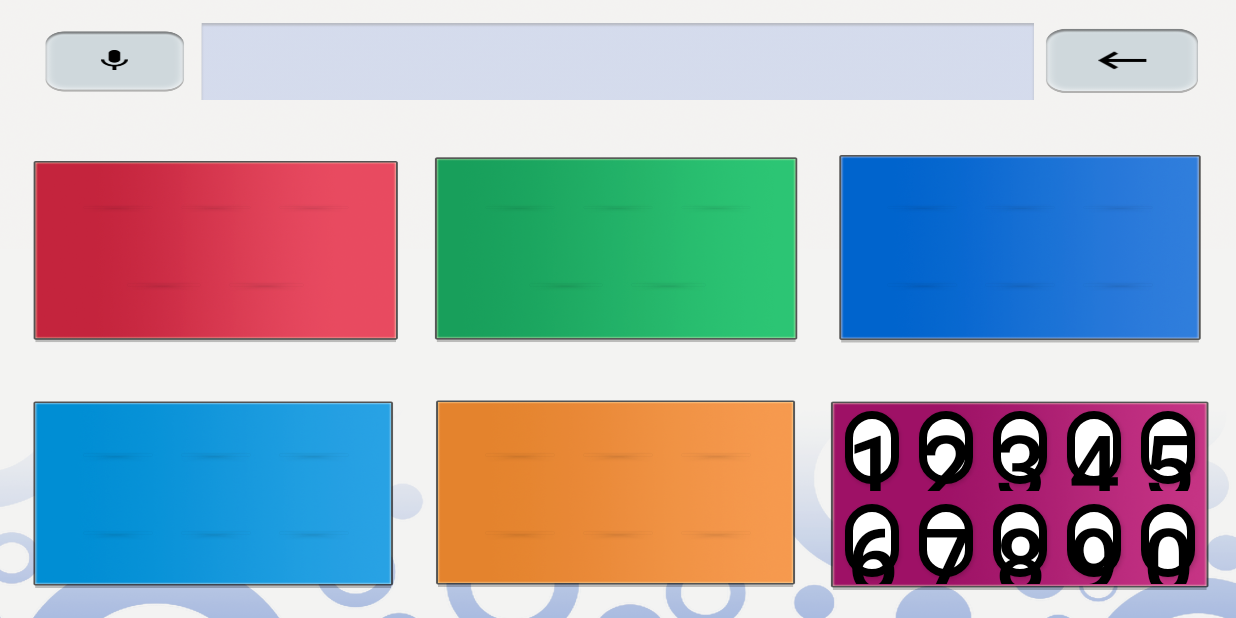
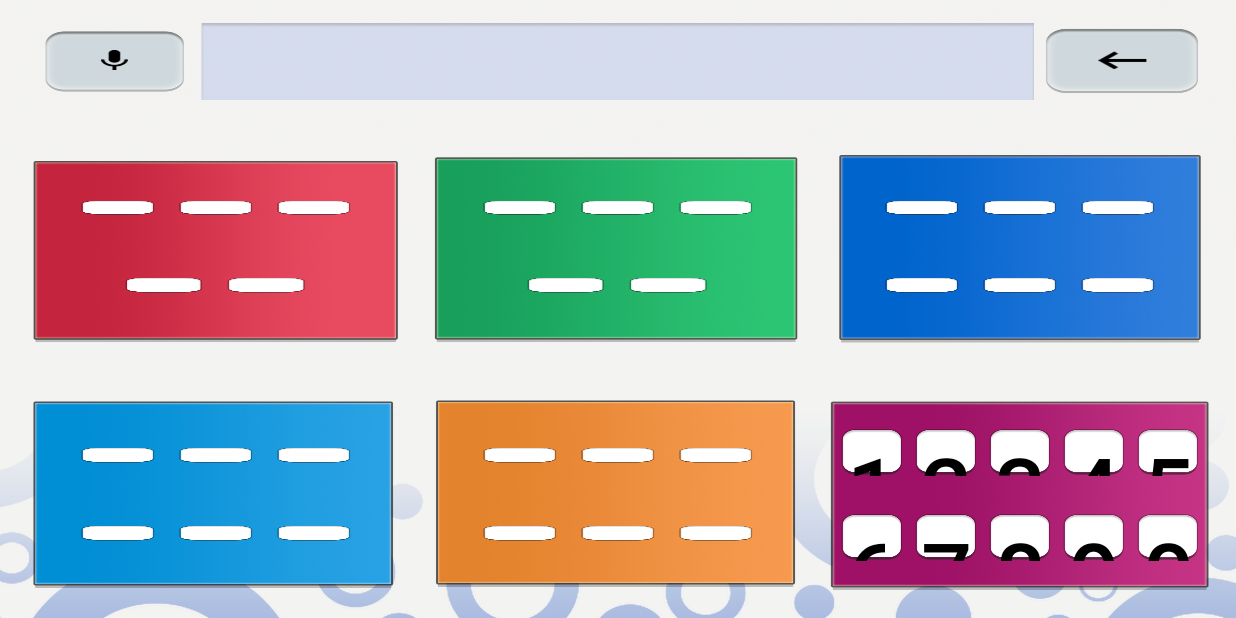
Before and after one commit to Astoration/-, an Android app: the screen it shows after launch (MainActivity), on a phone screen of 824 x 412 dp (held sideways). Run offline under Robolectric (Android 15) with nearby library versions, the phone set to English and light mode, and no system bars.

Commit message:
adjust layout

```diff
--- a/app/src/main/res/layout/button_panel.xml
+++ b/app/src/main/res/layout/button_panel.xml
@@ -4,7 +4,7 @@
     android:layout_height="match_parent"
     android:layout_weight="1"
     android:id="@+id/button_pannel1"
-    android:background="@drawable/xml_lines"
+    android:background="@drawable/keyboard_plain_key"
     android:layout_margin="5dp"
     android:weightSum="1"
     android:orientation="vertical"
@@ -24,7 +24,7 @@
             android:layout_height="match_parent"
             android:layout_weight="1"
             android:textColor="#000"
-            android:background="@drawable/xml_lines"
+            android:background="@drawable/keyboard_plain_key"
             android:layout_margin="5dp"></Button>
         <Button
             android:text="ㄴ"
@@ -33,7 +33,7 @@
             android:layout_height="match_parent"
             android:textColor="#000"
             android:layout_weight="1"
-            android:background="@drawable/xml_lines"
+            android:background="@drawable/keyboard_plain_key"
             android:layout_margin="5dp"></Button>
         <Button
             android:text="ㅇ"
@@ -42,7 +42,7 @@
             android:layout_width="1dp"
             android:layout_height="match_parent"
             android:layout_weight="1"
-            android:background="@drawable/xml_lines"
+            android:background="@drawable/keyboard_plain_key"
             android:layout_margin="5dp"></Button>
     </LinearLayout>
 
@@ -65,7 +65,7 @@
             android:layout_height="match_parent"
             android:layout_weight="1"
             android:textColor="#000"
-            android:background="@drawable/xml_lines"
+            android:background="@drawable/keyboard_plain_key"
             android:layout_margin="5dp"></Button>
         <Button
             android:text="ㅎ"
@@ -74,7 +74,7 @@
             android:layout_height="match_parent"
             android:textColor="#000"
             android:layout_weight="1"
-            android:background="@drawable/xml_lines"
+            android:background="@drawable/keyboard_plain_key"
             android:layout_margin="5dp"></Button>
         <Space
             android:layout_width="1dp"
--- a/app/src/main/res/layout/button_panel2.xml
+++ b/app/src/main/res/layout/button_panel2.xml
@@ -4,7 +4,7 @@
     android:layout_height="match_parent"
     android:layout_weight="1"
     android:id="@+id/button_pannel2"
-    android:background="@drawable/xml_lines"
+    android:background="@drawable/keyboard_plain_key"
     android:layout_margin="5dp"
     android:weightSum="1"
     android:orientation="vertical"
@@ -24,7 +24,7 @@
             android:layout_width="1dp"
             android:layout_height="match_parent"
             android:layout_weight="1"
-            android:background="@drawable/xml_lines"
+            android:background="@drawable/keyboard_plain_key"
             android:layout_margin="5dp"></Button>
         <Button
             android:text="ㄴ"
@@ -33,7 +33,7 @@
             android:layout_height="match_parent"
             android:textColor="#000"
             android:layout_weight="1"
-            android:background="@drawable/xml_lines"
+            android:background="@drawable/keyboard_plain_key"
             android:layout_margin="5dp"></Button>
         <Button
             android:text="ㅇ"
@@ -42,7 +42,7 @@
             android:textColor="#000"
             android:layout_height="match_parent"
             android:layout_weight="1"
-            android:background="@drawable/xml_lines"
+            android:background="@drawable/keyboard_plain_key"
             android:layout_margin="5dp"></Button>
     </LinearLayout>
 
@@ -61,7 +61,7 @@
             android:textColor="#000"
             android:layout_height="match_parent"
             android:layout_weight="1"
-            android:background="@drawable/xml_lines"
+            android:background="@drawable/keyboard_plain_key"
             android:layout_margin="5dp"></Button>
         <Button
             android:text="ㅎ"
@@ -70,7 +70,7 @@
             android:layout_width="1dp"
             android:layout_height="match_parent"
             android:layout_weight="1"
-            android:background="@drawable/xml_lines"
+            android:background="@drawable/keyboard_plain_key"
             android:layout_margin="5dp"></Button>
         <Button
             android:text="ㅎ"
@@ -79,7 +79,7 @@
             android:layout_height="match_parent"
             android:textColor="#000"
             android:layout_weight="1"
-            android:background="@drawable/xml_lines"
+            android:background="@drawable/keyboard_plain_key"
             android:layout_margin="5dp"></Button>
     </LinearLayout>
 
--- a/app/src/main/res/layout/button_panel3.xml
+++ b/app/src/main/res/layout/button_panel3.xml
@@ -4,7 +4,7 @@
     android:layout_height="match_parent"
     android:layout_weight="1"
     android:id="@+id/button_pannel3"
-    android:background="@drawable/xml_lines"
+    android:background="@drawable/keyboard_plain_key"
     android:layout_margin="5dp"
     android:weightSum="1"
     android:orientation="vertical"
@@ -13,6 +13,8 @@
         android:layout_width="match_parent"
         android:layout_height="1dp"
         android:weightSum="5"
+        android:layout_marginTop="15dp"
+        android:layout_marginBottom="10dp"
         android:orientation="horizontal"
         android:layout_weight="0.5">
         <Button
@@ -23,7 +25,7 @@
             android:layout_height="wrap_content"
             android:layout_gravity="center_vertical"
             android:layout_weight="1"
-            android:background="@drawable/xml_lines"
+            android:background="@drawable/keyboard_plain_key"
             android:layout_margin="2dp"></Button>
         <Button
             android:text="ㄴ"
@@ -33,7 +35,7 @@
             android:layout_height="wrap_content"
             android:layout_weight="1"
             android:layout_gravity="center_vertical"
-            android:background="@drawable/xml_lines"
+            android:background="@drawable/keyboard_plain_key"
             android:layout_margin="2dp"></Button>
         <Button
             android:text="ㅇ"
@@ -43,7 +45,7 @@
             android:layout_height="wrap_content"
             android:layout_gravity="center_vertical"
             android:layout_weight="1"
-            android:background="@drawable/xml_lines"
+            android:background="@drawable/keyboard_plain_key"
             android:layout_margin="2dp"></Button>
         <Button
             android:text="ㅇ"
@@ -52,7 +54,7 @@
             android:layout_height="wrap_content"
             android:textColor="#000"
             android:layout_weight="1"
-            android:background="@drawable/xml_lines"
+            android:background="@drawable/keyboard_plain_key"
             android:layout_gravity="center_vertical"
             android:layout_margin="2dp"></Button>
         <Button
@@ -63,7 +65,7 @@
             android:layout_weight="1"
             android:layout_gravity="center_vertical"
             android:textColor="#000"
-            android:background="@drawable/xml_lines"
+            android:background="@drawable/keyboard_plain_key"
             android:layout_margin="2dp"></Button>
     </LinearLayout>
 
@@ -72,6 +74,8 @@
         android:layout_height="1dp"
         android:orientation="horizontal"
         android:weightSum="5"
+        android:layout_marginBottom="15dp"
+        android:layout_marginTop="10dp"
         android:layout_weight="0.5">
         <Button
             android:text="ㅇ"
@@ -81,7 +85,7 @@
             android:layout_height="wrap_content"
             android:layout_weight="1"
             android:layout_gravity="center_vertical"
-            android:background="@drawable/xml_lines"
+            android:background="@drawable/keyboard_plain_key"
             android:layout_margin="2dp"></Button>
         <Button
             android:text="ㅎ"
@@ -91,7 +95,7 @@
             android:layout_height="wrap_content"
             android:textColor="#000"
             android:layout_weight="1"
-            android:background="@drawable/xml_lines"
+            android:background="@drawable/keyboard_plain_key"
             android:layout_margin="2dp"></Button>
         <Button
             android:text="ㅎ"
@@ -101,7 +105,7 @@
             android:layout_weight="1"
             android:layout_gravity="center_vertical"
             android:textColor="#000"
-            android:background="@drawable/xml_lines"
+            android:background="@drawable/keyboard_plain_key"
             android:layout_margin="2dp"></Button>
         <Button
             android:text="ㅇ"
@@ -110,7 +114,7 @@
             android:layout_height="wrap_content"
             android:layout_weight="1"
             android:textColor="#000"
-            android:background="@drawable/xml_lines"
+            android:background="@drawable/keyboard_plain_key"
             android:layout_gravity="center_vertical"
             android:layout_margin="2dp"></Button>
 
@@ -122,7 +126,7 @@
             android:layout_weight="1"
             android:textColor="#000"
             android:layout_gravity="center_vertical"
-            android:background="@drawable/xml_lines"
+            android:background="@drawable/keyboard_plain_key"
             android:layout_margin="2dp"></Button>
     </LinearLayout>
 
```
Also changed, not shown: app/src/main/res/layout/button_panel2_big.xml (+7 -7 lines), app/src/main/res/layout/button_panel3_big.xml (+11 -11 lines), app/src/main/res/layout/button_panel_big.xml (+6 -6 lines), app/src/main/res/drawable/keyboard_plain_key.png (added), app/src/main/res/drawable/splash_orange.png (added), app/src/main/res/drawable/splash_scenery.png (added).
